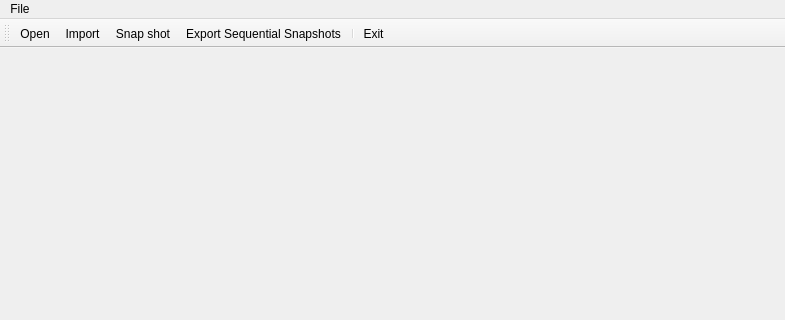
HaoLi-China/Mobility-Reconstruction, file MobilityRecon/MobilityRecon/main_window.ui: the form before one commit; both pictures show x 0 to 785 and y 0 to 320 of the 785 by 554 pixel window.
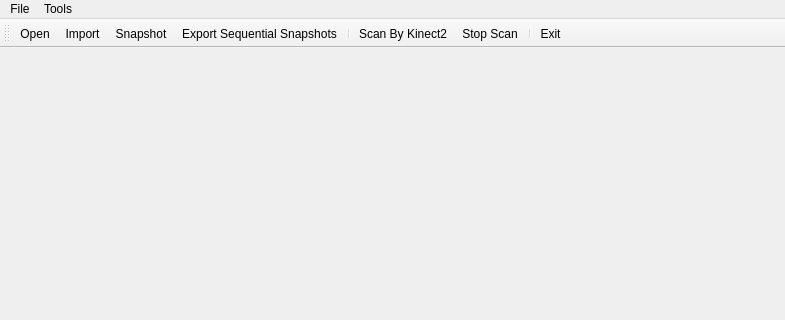
The form after the commit. Icons and pictures are not drawn.

Commit message: added function to scan scenes by kinect2.

The edit to the form file:
```diff
--- a/MobilityRecon/MobilityRecon/main_window.ui
+++ b/MobilityRecon/MobilityRecon/main_window.ui
@@ -38,7 +38,15 @@
     <addaction name="separator"/>
     <addaction name="actionExit"/>
    </widget>
+   <widget class="QMenu" name="menuTools">
+    <property name="title">
+     <string>Tools</string>
+    </property>
+    <addaction name="actionScanByKinect2"/>
+    <addaction name="actionStopScan"/>
+   </widget>
    <addaction name="menuFile"/>
+   <addaction name="menuTools"/>
   </widget>
   <widget class="QToolBar" name="mainToolBar">
    <attribute name="toolBarArea">
@@ -52,6 +60,9 @@
    <addaction name="actionSnapshot"/>
    <addaction name="actionExportSequentialSnapshots"/>
    <addaction name="separator"/>
+   <addaction name="actionScanByKinect2"/>
+   <addaction name="actionStopScan"/>
+   <addaction name="separator"/>
    <addaction name="actionExit"/>
   </widget>
   <widget class="QStatusBar" name="statusBar"/>
@@ -88,7 +99,7 @@
      <normaloff>:/MainWindow/Resources/snap_shot.png</normaloff>:/MainWindow/Resources/snap_shot.png</iconset>
    </property>
    <property name="text">
-    <string>Snap shot</string>
+    <string>Snapshot</string>
    </property>
   </action>
   <action name="actionExportSequentialSnapshots">
@@ -100,6 +111,24 @@
     <string>Export Sequential Snapshots</string>
    </property>
   </action>
+  <action name="actionScanByKinect2">
+   <property name="icon">
+    <iconset resource="main_window.qrc">
+     <normaloff>:/MainWindow/Resources/kinect.png</normaloff>:/MainWindow/Resources/kinect.png</iconset>
+   </property>
+   <property name="text">
+    <string>Scan By Kinect2</string>
+   </property>
+  </action>
+  <action name="actionStopScan">
+   <property name="icon">
+    <iconset resource="main_window.qrc">
+     <normaloff>:/MainWindow/Resources/stopscan.png</normaloff>:/MainWindow/Resources/stopscan.png</iconset>
+   </property>
+   <property name="text">
+    <string>Stop Scan</string>
+   </property>
+  </action>
  </widget>
  <layoutdefault spacing="6" margin="11"/>
  <resources>
```
Left out of the diff: 4 changed lines with no effect on the pictures. The commit also changes 21 other files.
